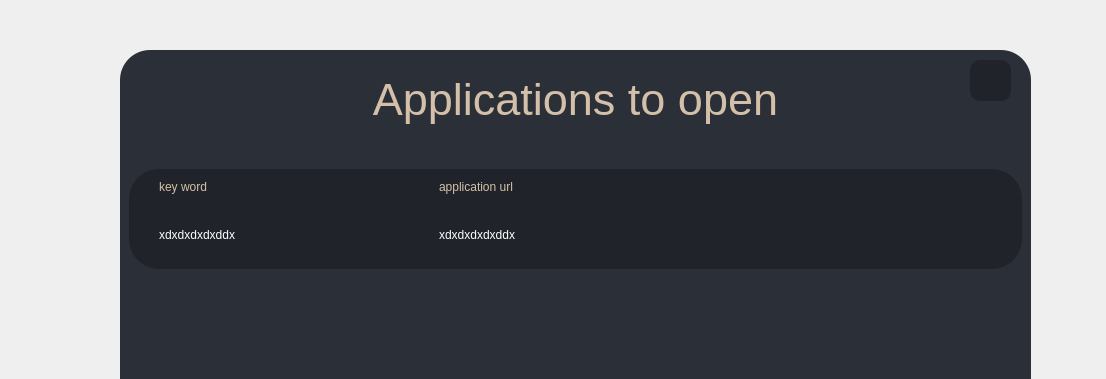
First picture: the form in GUI/ui_files/add_application.ui, repository Dziomek/kasta-virtual-assistant, before the edit; both pictures show x 0 to 1106 and y 0 to 379 of the 1106 by 873 pixel window.
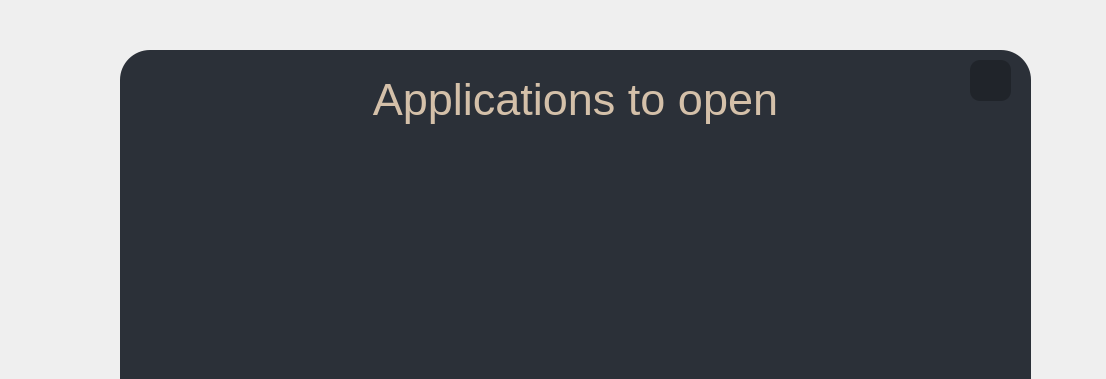
Second picture: the form after the edit. Icons and pictures are not drawn.

Commit message: no notes, no commands labels

The edit to the form file:
```diff
--- a/GUI/ui_files/add_application.ui
+++ b/GUI/ui_files/add_application.ui
@@ -105,123 +105,7 @@
        <height>221</height>
       </rect>
      </property>
-     <layout class="QGridLayout" name="gridLayout">
-      <item row="0" column="0" alignment="Qt::AlignTop">
-       <widget class="QFrame" name="frame">
-        <property name="enabled">
-         <bool>true</bool>
-        </property>
-        <property name="minimumSize">
-         <size>
-          <width>460</width>
-          <height>100</height>
-         </size>
-        </property>
-        <property name="styleSheet">
-         <string notr="true">background-color: #20242a;
-font: 10pt &quot;Arial&quot;;
-color: white;</string>
-        </property>
-        <property name="frameShape">
-         <enum>QFrame::StyledPanel</enum>
-        </property>
-        <property name="frameShadow">
-         <enum>QFrame::Raised</enum>
-        </property>
-        <widget class="QLabel" name="label">
-         <property name="geometry">
-          <rect>
-           <x>30</x>
-           <y>10</y>
-           <width>71</width>
-           <height>16</height>
-          </rect>
-         </property>
-         <property name="styleSheet">
-          <string notr="true">color: rgb(212, 192, 169);</string>
-         </property>
-         <property name="text">
-          <string>key word</string>
-         </property>
-        </widget>
-        <widget class="QLabel" name="label_2">
-         <property name="geometry">
-          <rect>
-           <x>310</x>
-           <y>10</y>
-           <width>111</width>
-           <height>16</height>
-          </rect>
-         </property>
-         <property name="styleSheet">
-          <string notr="true">color: rgb(212, 192, 169);</string>
-         </property>
-         <property name="text">
-          <string>application url</string>
-         </property>
-        </widget>
-        <widget class="QPushButton" name="deleteButton">
-         <property name="geometry">
-          <rect>
-           <x>780</x>
-           <y>10</y>
-           <width>51</width>
-           <height>41</height>
-          </rect>
-         </property>
-         <property name="styleSheet">
-          <string notr="true">QPushButton{
-background-color: #20242a;
-color: #20242a;
-border-radius: 10px;
-}
-QPushButton:hover{
-background-color: black;
-}</string>
-         </property>
-         <property name="text">
-          <string/>
-         </property>
-         <property name="icon">
-          <iconset>
-           <normaloff>../../icons/x_icon.png</normaloff>../../icons/x_icon.png</iconset>
-         </property>
-         <property name="iconSize">
-          <size>
-           <width>30</width>
-           <height>30</height>
-          </size>
-         </property>
-        </widget>
-        <widget class="QLabel" name="keyWordLabel">
-         <property name="geometry">
-          <rect>
-           <x>30</x>
-           <y>50</y>
-           <width>261</width>
-           <height>31</height>
-          </rect>
-         </property>
-         <property name="text">
-          <string>xdxdxdxdxddx</string>
-         </property>
-        </widget>
-        <widget class="QLabel" name="urlLabel">
-         <property name="geometry">
-          <rect>
-           <x>310</x>
-           <y>50</y>
-           <width>561</width>
-           <height>31</height>
-          </rect>
-         </property>
-         <property name="text">
-          <string>xdxdxdxdxddx</string>
-         </property>
-        </widget>
-       </widget>
-      </item>
-     </layout>
+     <layout class="QGridLayout" name="gridLayout"/>
     </widget>
    </widget>
    <widget class="QPushButton" name="refreshButton">
```
The commit also changes 6 other files.
